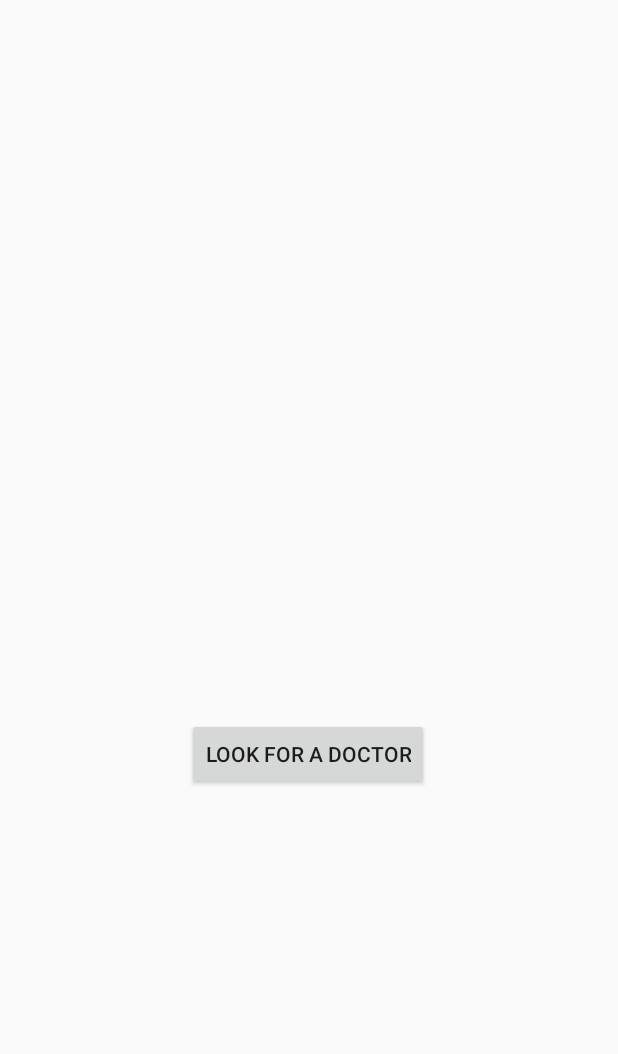
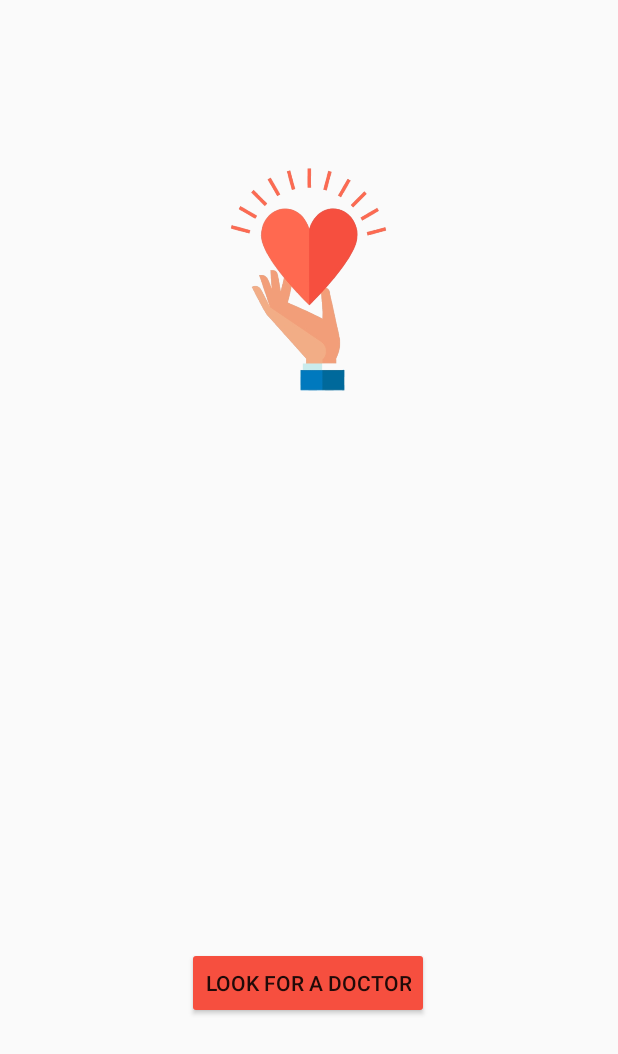
Before and after one commit to martinvaughn/Cancer-Tect, an Android app: the PredictionActivity screen opened directly, with no data from a screen before it, on a phone screen of 412 x 824 dp. Shown: the top 1054 px of the screen. Run offline under Robolectric (Android 15) with nearby library versions, the phone set to English and light mode, and no system bars; Roboto replaces fonts that are not available here.

Commit message:
connecting predictionActivity to doctoractivity

```diff
--- a/app/src/main/java/com/e/cancer_tect/PredictionActivity.java
+++ b/app/src/main/java/com/e/cancer_tect/PredictionActivity.java
@@ -33,8 +33,8 @@ public class PredictionActivity extends AppCompatActivity {
 
     }
 
-    public void launchDoctorActivity(View view)
-    {
+
+    public void findDoctor(View view) {
         Intent intent = new Intent(this, DoctorActivity.class);
         startActivity(intent);
     }
--- a/app/src/main/res/layout/activity_analysis.xml
+++ b/app/src/main/res/layout/activity_analysis.xml
@@ -15,13 +15,15 @@
         android:layout_marginEnd="16dp"
         android:fontFamily="@font/acme"
         android:text="Your Image is Being Processed."
-        android:textColor="#000000"
+        android:textColor="#00699B"
         android:textSize="24sp"
         app:layout_constraintBottom_toBottomOf="parent"
         app:layout_constraintEnd_toEndOf="parent"
         app:layout_constraintStart_toStartOf="parent"
         app:layout_constraintTop_toTopOf="parent"
-        app:layout_constraintVertical_bias="0.048" />
+        app:layout_constraintVertical_bias="0.048"
+
+        />
 
     <TextView
         android:id="@+id/Explain"
@@ -30,7 +32,7 @@
         android:layout_marginStart="16dp"
         android:layout_marginEnd="16dp"
         android:fontFamily="@font/acme"
-        android:text="This Application uses Machine Learning Technologies to Analyze and Predict Whether or Not The Image Provided Contains Any Spots of Malignant Melonoma Skin Cancer. The Accuracy and Strength of this Model Relies Heavily on the Clarity and Angle Provided."
+        android:text="This App uses Machine Learning Technologies to Predict if a certain image contains any signs of Melonoma Skin Cancer. The Accuracy of this Model Relies Heavily on the Clarity of a given Image. Your prediction will be ready Shortly."
         app:layout_constraintBottom_toBottomOf="parent"
         app:layout_constraintEnd_toEndOf="parent"
         app:layout_constraintStart_toStartOf="parent"
@@ -53,6 +55,7 @@
         android:id="@+id/startP"
         android:layout_width="wrap_content"
         android:layout_height="wrap_content"
+        android:backgroundTint="#F64F3F"
         android:onClick="startPrediction"
         android:text="Continue"
         android:visibility="invisible"
@@ -60,7 +63,7 @@
         app:layout_constraintEnd_toEndOf="parent"
         app:layout_constraintStart_toStartOf="parent"
         app:layout_constraintTop_toTopOf="parent"
-        app:layout_constraintVertical_bias="0.718" />
+        app:layout_constraintVertical_bias="0.609" />
 
     <ImageView
         android:id="@+id/loading"
--- a/app/src/main/res/layout/activity_prediction.xml
+++ b/app/src/main/res/layout/activity_prediction.xml
@@ -13,28 +13,29 @@
         android:layout_width="307dp"
         android:layout_height="157dp"
         android:text="@string/you_have_cancer"
-        android:textSize="30sp"
+        android:textSize="15sp"
         android:visibility="invisible"
         app:layout_constraintBottom_toBottomOf="parent"
         app:layout_constraintEnd_toEndOf="parent"
         app:layout_constraintHorizontal_bias="0.442"
         app:layout_constraintStart_toStartOf="parent"
         app:layout_constraintTop_toTopOf="parent"
-        app:layout_constraintVertical_bias="0.439"
+        app:layout_constraintVertical_bias="0.677"
         tools:text="According to our prediction model, it is highly likely that the spot of skin presented is MALIGNANT, or cancerous." />
 
     <Button
         android:id="@+id/doctor"
         android:layout_width="wrap_content"
         android:layout_height="wrap_content"
-        android:onClick="launchDoctorActivity"
+        android:backgroundTint="#F64F3F"
+        android:onClick="findDoctor"
         android:text="@string/look_for_a_doctor"
         app:layout_constraintBottom_toBottomOf="parent"
         app:layout_constraintEnd_toEndOf="parent"
         app:layout_constraintHorizontal_bias="0.497"
         app:layout_constraintStart_toStartOf="parent"
         app:layout_constraintTop_toTopOf="parent"
-        app:layout_constraintVertical_bias="0.617" />
+        app:layout_constraintVertical_bias="0.814" />
 
     <TextView
         android:id="@+id/noCancer"
@@ -42,12 +43,25 @@
         android:layout_height="175dp"
         android:layout_marginTop="36dp"
         android:text="According to our prediction model, it is highly likely that the spot of skin presented is BENIGN, or non-cancerous."
+        android:textSize="15sp"
         android:visibility="invisible"
         app:layout_constraintBottom_toBottomOf="parent"
         app:layout_constraintEnd_toEndOf="parent"
         app:layout_constraintHorizontal_bias="0.433"
         app:layout_constraintStart_toStartOf="parent"
         app:layout_constraintTop_toTopOf="parent"
-        app:layout_constraintVertical_bias="0.348" />
+        app:layout_constraintVertical_bias="0.644" />
+
+    <ImageView
+        android:id="@+id/imageView2"
+        android:layout_width="234dp"
+        android:layout_height="195dp"
+        app:layout_constraintBottom_toBottomOf="parent"
+        app:layout_constraintEnd_toEndOf="parent"
+        app:layout_constraintHorizontal_bias="0.497"
+        app:layout_constraintStart_toStartOf="parent"
+        app:layout_constraintTop_toTopOf="parent"
+        app:layout_constraintVertical_bias="0.141"
+        app:srcCompat="@drawable/cancerlogo" />
 
 </androidx.constraintlayout.widget.ConstraintLayout>
```
